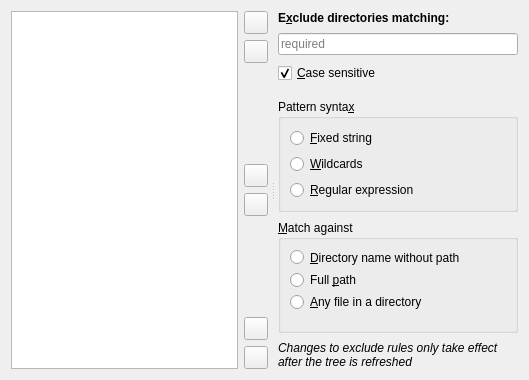
Qt form src/exclude-rules-config-page.ui (Lithopsian/qt6dirstat) before a commit.
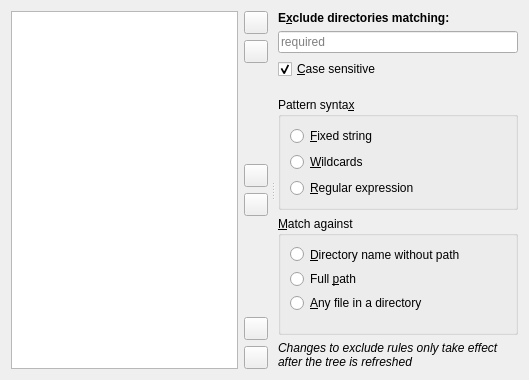
The same form after that commit. Icons and pictures are not drawn.

Commit message: Adjust spacing in the UI

The edit to the form file:
```diff
--- a/src/exclude-rules-config-page.ui
+++ b/src/exclude-rules-config-page.ui
@@ -134,13 +134,10 @@
      </widget>
      <widget class="QWidget" name="rightColumnWidget">
       <layout class="QVBoxLayout" name="verticalLayout_5">
-       <property name="spacing">
-        <number>8</number>
-       </property>
        <item>
         <layout class="QVBoxLayout" name="verticalLayout_4">
          <property name="bottomMargin">
-          <number>8</number>
+          <number>12</number>
          </property>
          <item>
           <layout class="QVBoxLayout" name="verticalLayout_3">
```
The commit also changes 6 other files.
